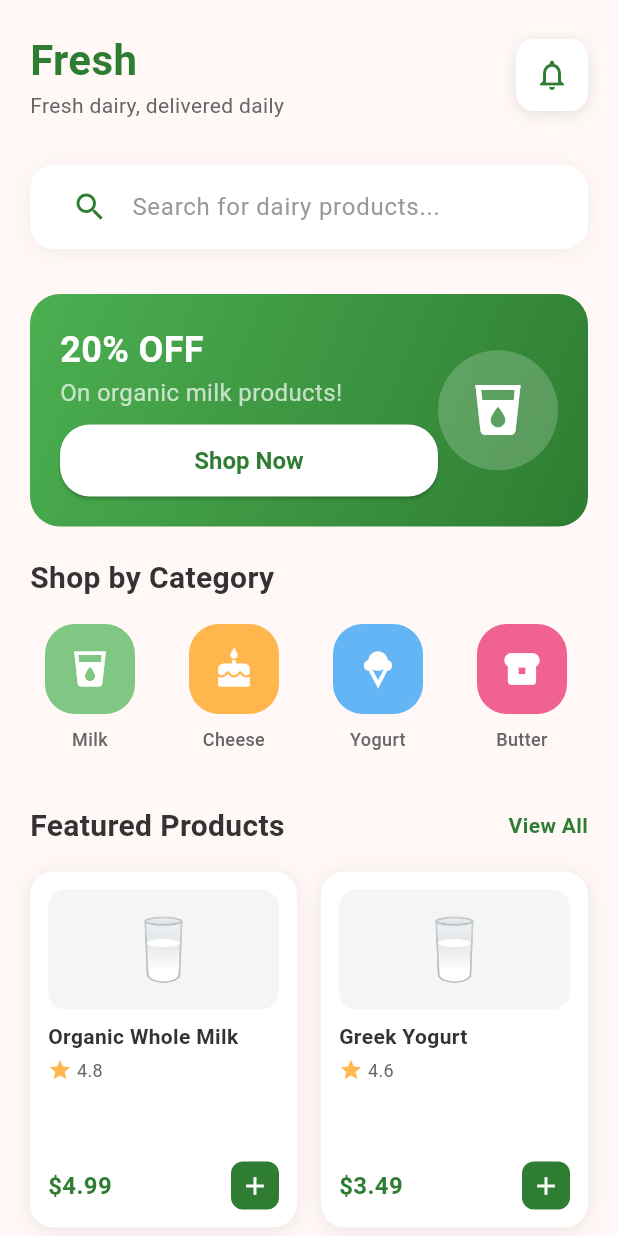
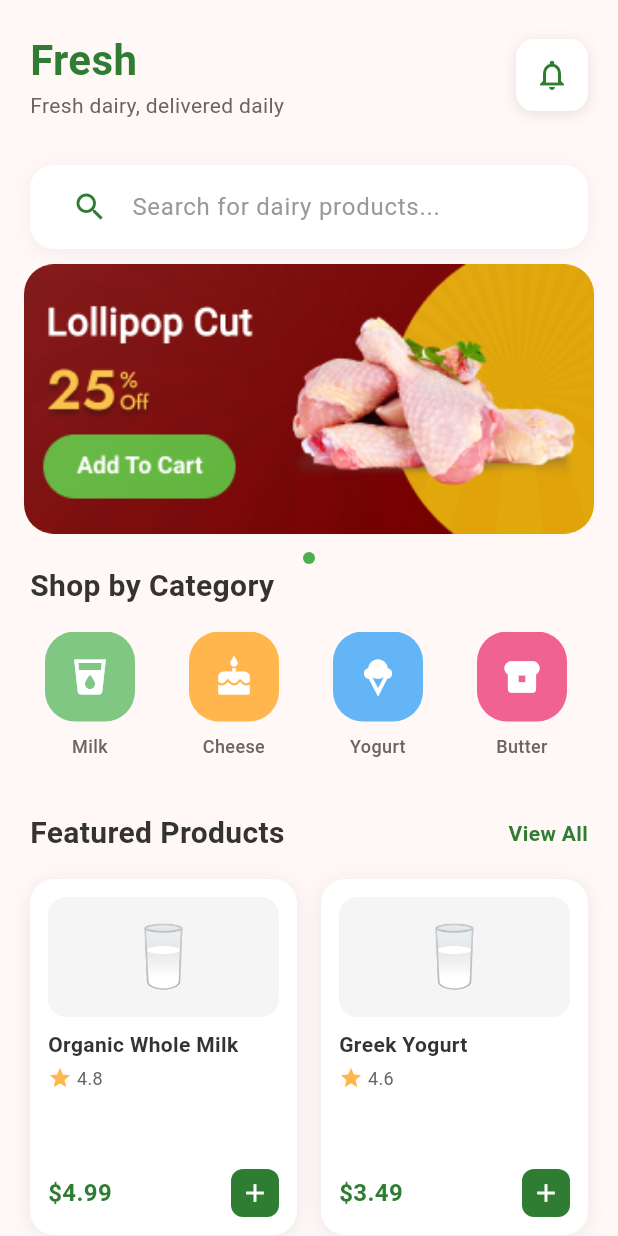
Before and after one commit to tajamularafath/flutter_auth_module, a Flutter app: the HomeScreen screen opened by its route, on a phone screen of 412 x 824 dp. Run offline on Flutter 3.47's test engine with Material 3 defaults, Android fonts, the phone set to English and light mode, and no system bars; drawn by our look-alikes of carousel_slider; our stand-ins replace dio, flutter_svg, get_it, loading_animation_widget, logger and 1 more; missing offline and left inert: dart:ffi; accounts and stored records are empty.

```diff
--- a/lib/constants/image_names.dart
+++ b/lib/constants/image_names.dart
@@ -16,4 +16,7 @@ class ImageNames {
   /// API
   static const String error = 'assets/images/api/error.svg';
   static const String success = 'assets/images/api/success.svg';
+
+
+  static const String offerBanner = 'assets/images/latest_offer_banner1.png';
 }
--- a/lib/features/cart/presentation/screen/cart_screen.dart
+++ b/lib/features/cart/presentation/screen/cart_screen.dart
@@ -1,6 +1,8 @@
 import 'package:flutter/material.dart';
 
 class CartScreen extends StatefulWidget {
+  const CartScreen({super.key});
+
   @override
   _CartScreenState createState() => _CartScreenState();
 }
--- a/lib/features/home/presentation/screen/banner_widget.dart
+++ b/lib/features/home/presentation/screen/banner_widget.dart
@@ -1,57 +1,70 @@
+import 'package:carousel_slider/carousel_slider.dart';
 import 'package:flutter/material.dart';
 
-import 'home_screen.dart';
+import '../../../../constants/image_names.dart';
 
-class BannerWidget extends StatelessWidget {
+class BannerWidget extends StatefulWidget {
   const BannerWidget({super.key});
 
   @override
+  BannerWidgetState createState() => BannerWidgetState();
+}
+
+class BannerWidgetState extends State<BannerWidget> {
+  int _currentIndex = 0;
+
+  final List<String> imageList = [
+    ImageNames.offerBanner,
+  ];
+
+  @override
   Widget build(BuildContext context) {
-    return Container(
-      margin: const EdgeInsets.all(20),
-      padding: const EdgeInsets.all(20),
-      decoration: BoxDecoration(
-        gradient: const LinearGradient(
-          colors: [Color(0xFF4CAF50), Color(0xFF2E7D32)],
-          begin: Alignment.topLeft,
-          end: Alignment.bottomRight,
-        ),
-        borderRadius: BorderRadius.circular(20),
-      ),
-      child: Row(
+    return Padding(
+      padding: const EdgeInsets.symmetric(horizontal: 16),
+      child: Column(
         children: [
-          const Expanded(
-            child: Column(
-              crossAxisAlignment: CrossAxisAlignment.start,
-              children: [
-                Text(
-                  '20% OFF',
-                  style: TextStyle(
-                    color: Colors.white,
-                    fontSize: 24,
-                    fontWeight: FontWeight.bold,
-                  ),
+          CarouselSlider(
+            options: CarouselOptions(
+              height: 180,
+              autoPlay: true,
+              autoPlayInterval: Duration(seconds: 3),
+              enlargeCenterPage: true,
+              reverse: false,
+              viewportFraction: 1.0,
+              enableInfiniteScroll: imageList.length > 1,
+              onPageChanged: (index, reason) {
+                setState(() {
+                  _currentIndex = index;
+                });
+              },
+            ),
+            items: imageList.map((imagePath) {
+              return ClipRRect(
+                borderRadius: BorderRadius.circular(20),
+                child: Image.asset(
+                  imagePath,
+                  fit: BoxFit.cover,
+                  width: double.infinity,
                 ),
-                Text(
-                  'On organic milk products!',
-                  style: TextStyle(
-                    color: Colors.white70,
-                    fontSize: 16,
-                  ),
+              );
+            }).toList(),
+          ),
+          SizedBox(height: 12),
+          Row(
+            mainAxisAlignment: MainAxisAlignment.center,
+            children: imageList.asMap().entries.map((entry) {
+              return Container(
+                width: 8.0,
+                height: 8.0,
+                margin: EdgeInsets.symmetric(horizontal: 6.0),
+                decoration: BoxDecoration(
+                  shape: BoxShape.circle,
+                  color: _currentIndex == entry.key
+                      ? Colors.green // or AppColors.rossoCorsa
+                      : Colors.grey.shade300,
                 ),
-                SizedBox(height: 10),
-                DairyPromoButton(),
-              ],
-            ),
-          ),
-          Container(
-            width: 80,
-            height: 80,
-            decoration: BoxDecoration(
-              color: Colors.white.withOpacity(0.2),
-              borderRadius: BorderRadius.circular(40),
-            ),
-            child: const Icon(Icons.local_drink, color: Colors.white, size: 40),
+              );
+            }).toList(),
           ),
         ],
       ),
--- /dev/null
+++ b/lib/features/profile/presentation/provider/profile_provider.dart
@@ -0,0 +1,6 @@
+import 'package:flutter/material.dart';
+
+class ProfileProvider with ChangeNotifier{
+
+
+}
--- a/lib/splash/screen/splash_screen.dart
+++ b/lib/splash/screen/splash_screen.dart
@@ -1,8 +1,8 @@
 import 'dart:math' as Math;
 
+import 'package:authication_module/splash/provider/splash_provider.dart';
 import 'package:flutter/material.dart';
-
-import '../../features/home/presentation/screen/home_screen.dart';
+import 'package:provider/provider.dart';
 
 class SplashScreen extends StatefulWidget {
   const SplashScreen({super.key});
@@ -63,9 +63,10 @@ class _SplashScreenState extends State<SplashScreen>
       CurvedAnimation(parent: _logoController, curve: Curves.elasticOut),
     );
 
-    _logoOpacity = Tween<double>(begin: 0.0, end: 1.0).animate(
-      CurvedAnimation(parent: _logoController, curve: Curves.easeIn),
-    );
+    _logoOpacity = Tween<double>(
+      begin: 0.0,
+      end: 1.0,
+    ).animate(CurvedAnimation(parent: _logoController, curve: Curves.easeIn));
 
     // Tagline animations
     _taglineOpacity = Tween<double>(begin: 0.0, end: 1.0).animate(
@@ -82,9 +83,10 @@ class _SplashScreenState extends State<SplashScreen>
     );
 
     // Milk bottle rotation
-    _milkRotation = Tween<double>(begin: 0.0, end: 1.0).animate(
-      CurvedAnimation(parent: _milkController, curve: Curves.linear),
-    );
+    _milkRotation = Tween<double>(
+      begin: 0.0,
+      end: 1.0,
+    ).animate(CurvedAnimation(parent: _milkController, curve: Curves.linear));
   }
 
   void _startAnimationSequence() async {
@@ -104,18 +106,12 @@ class _SplashScreenState extends State<SplashScreen>
   }
 
   void _navigateToHome() {
+    final provider = Provider.of<SplashProvider>(context, listen: false);
     Future.delayed(const Duration(milliseconds: 3500), () {
       if (mounted) {
-        Navigator.of(context).pushReplacement(
-          PageRouteBuilder(
-            pageBuilder: (context, animation, secondaryAnimation) =>
-            const HomeScreen(),
-            transitionsBuilder:
-                (context, animation, secondaryAnimation, child) {
-              return FadeTransition(opacity: animation, child: child);
-            },
-            transitionDuration: const Duration(milliseconds: 500),
-          ),
+        Navigator.of(context).pushNamedAndRemoveUntil(
+          provider.initialRoute,
+          (Route<dynamic> route) => false,
         );
       }
     });
@@ -417,8 +413,9 @@ class _SplashScreenState extends State<SplashScreen>
                           width: 12,
                           height: 12,
                           decoration: BoxDecoration(
-                            color: Color(0xFF4CAF50)
-                                .withOpacity(0.7 - (animationValue * 0.5)),
+                            color: Color(
+                              0xFF4CAF50,
+                            ).withOpacity(0.7 - (animationValue * 0.5)),
                             shape: BoxShape.circle,
                           ),
                         ),
@@ -451,11 +448,7 @@ class _SplashScreenState extends State<SplashScreen>
       child: Stack(
         children: [
           // Wave pattern
-          Positioned.fill(
-            child: CustomPaint(
-              painter: WavePainter(),
-            ),
-          ),
+          Positioned.fill(child: CustomPaint(painter: WavePainter())),
           // Additional decorative elements
           Positioned(
             left: 20,
@@ -487,8 +480,8 @@ class WavePainter extends CustomPainter {
     path.moveTo(0, size.height * 0.5);
 
     for (double x = 0; x <= size.width; x++) {
-      final y = size.height * 0.5 +
-          10 * Math.sin((x / size.width) * 4 * Math.pi);
+      final y =
+          size.height * 0.5 + 10 * Math.sin((x / size.width) * 4 * Math.pi);
       path.lineTo(x, y);
     }
 
--- a/pubspec.yaml
+++ b/pubspec.yaml
@@ -41,6 +41,7 @@ dependencies:
   dio: ^5.8.0+1
   logger: ^2.6.1
   loading_animation_widget: ^1.3.0
+  carousel_slider: ^5.1.1
 
 dev_dependencies:
   flutter_test:
```
Also changed, not shown: assets/images/latest_offer_banner1.png (added), lib/features/profile/presentation/provider/home_provider.dart (deleted), pubspec.lock.
